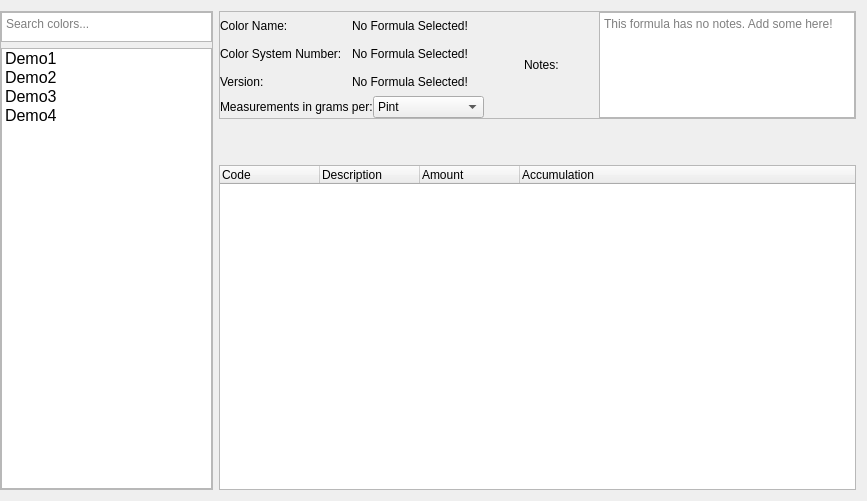
The window that src/FormulaWidget.ui (nkerber/PhoenixCreative) describes before a commit, drawn with Qt 5.
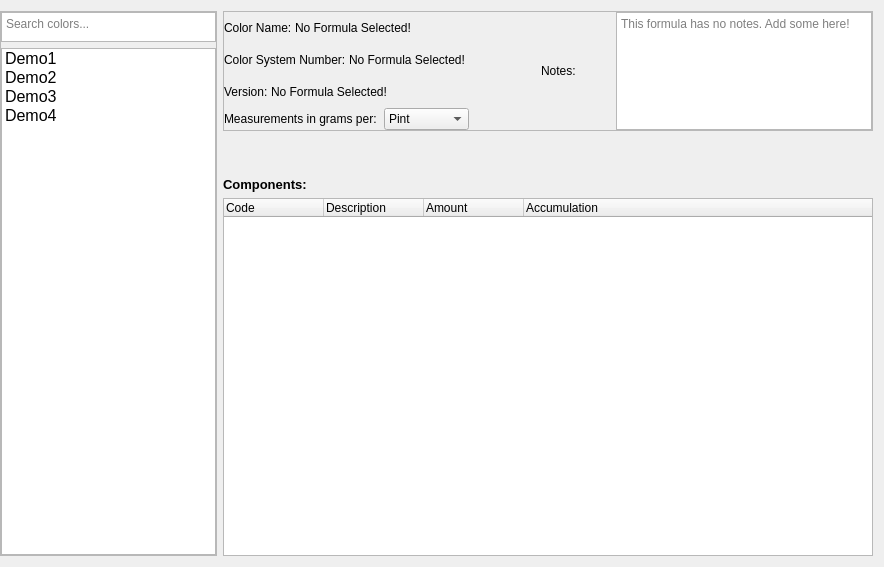
The same window after the commit.

Diff of the .ui file:
```diff
--- a/src/FormulaWidget.ui
+++ b/src/FormulaWidget.ui
@@ -6,8 +6,8 @@
    <rect>
     <x>0</x>
     <y>0</y>
-    <width>867</width>
-    <height>501</height>
+    <width>884</width>
+    <height>567</height>
    </rect>
   </property>
   <property name="windowTitle">
@@ -121,7 +121,7 @@
     </widget>
    </item>
    <item>
-    <layout class="QVBoxLayout" name="SelectedColor" stretch="1,0,3">
+    <layout class="QVBoxLayout" name="SelectedColor" stretch="1,0,0,3">
      <item>
       <widget class="QFrame" name="ColorInfo">
        <property name="frameShape">
@@ -152,8 +152,14 @@
            <layout class="QHBoxLayout" name="nameinfo">
             <item>
              <widget class="QLabel" name="colorNameLabel">
+              <property name="sizePolicy">
+               <sizepolicy hsizetype="Maximum" vsizetype="Preferred">
+                <horstretch>0</horstretch>
+                <verstretch>0</verstretch>
+               </sizepolicy>
+              </property>
               <property name="text">
-               <string>Color Name:</string>
+               <string>Color Name: </string>
               </property>
              </widget>
             </item>
@@ -170,8 +176,14 @@
            <layout class="QHBoxLayout" name="numinfo">
             <item>
              <widget class="QLabel" name="colorNumberLabel">
+              <property name="sizePolicy">
+               <sizepolicy hsizetype="Maximum" vsizetype="Preferred">
+                <horstretch>0</horstretch>
+                <verstretch>0</verstretch>
+               </sizepolicy>
+              </property>
               <property name="text">
-               <string>Color System Number:</string>
+               <string>Color System Number: </string>
               </property>
              </widget>
             </item>
@@ -188,8 +200,14 @@
            <layout class="QHBoxLayout" name="vinfo">
             <item>
              <widget class="QLabel" name="colorVersionLabel">
+              <property name="sizePolicy">
+               <sizepolicy hsizetype="Maximum" vsizetype="Preferred">
+                <horstretch>0</horstretch>
+                <verstretch>0</verstretch>
+               </sizepolicy>
+              </property>
               <property name="text">
-               <string>Version:</string>
+               <string>Version: </string>
               </property>
              </widget>
             </item>
@@ -206,13 +224,25 @@
            <layout class="QHBoxLayout" name="measureoptions">
             <item>
              <widget class="QLabel" name="label_3">
+              <property name="sizePolicy">
+               <sizepolicy hsizetype="Minimum" vsizetype="Preferred">
+                <horstretch>0</horstretch>
+                <verstretch>0</verstretch>
+               </sizepolicy>
+              </property>
               <property name="text">
-               <string>Measurements in grams per:</string>
+               <string>Measurements in grams per:  </string>
               </property>
              </widget>
             </item>
             <item>
              <widget class="QComboBox" name="measurementSelector">
+              <property name="sizePolicy">
+               <sizepolicy hsizetype="Maximum" vsizetype="Fixed">
+                <horstretch>0</horstretch>
+                <verstretch>0</verstretch>
+               </sizepolicy>
+              </property>
               <property name="currentIndex">
                <number>5</number>
               </property>
@@ -248,6 +278,19 @@
               </item>
              </widget>
             </item>
+            <item>
+             <spacer name="horizontalSpacer_3">
+              <property name="orientation">
+               <enum>Qt::Horizontal</enum>
+              </property>
+              <property name="sizeHint" stdset="0">
+               <size>
+                <width>40</width>
+                <height>20</height>
+               </size>
+              </property>
+             </spacer>
+            </item>
            </layout>
           </item>
          </layout>
@@ -308,8 +351,26 @@
        </property>
       </spacer>
      </item>
+     <item>
+      <widget class="QLabel" name="label_2">
+       <property name="font">
+        <font>
+         <family>Segoe UI</family>
+         <pointsize>10</pointsize>
+         <weight>75</weight>
+         <bold>true</bold>
+        </font>
+       </property>
+       <property name="text">
+        <string>Components:</string>
+       </property>
+      </widget>
+     </item>
      <item>
       <widget class="QTableWidget" name="makeupTable">
+       <property name="enabled">
+        <bool>true</bool>
+       </property>
        <property name="sizeAdjustPolicy">
         <enum>QAbstractScrollArea::AdjustIgnored</enum>
        </property>
@@ -320,7 +381,7 @@
         <enum>Qt::DotLine</enum>
        </property>
        <property name="sortingEnabled">
-        <bool>false</bool>
+        <bool>true</bool>
        </property>
        <attribute name="horizontalHeaderVisible">
         <bool>true</bool>
```
Left out of the diff: 3 changed lines with no effect on the pictures.
